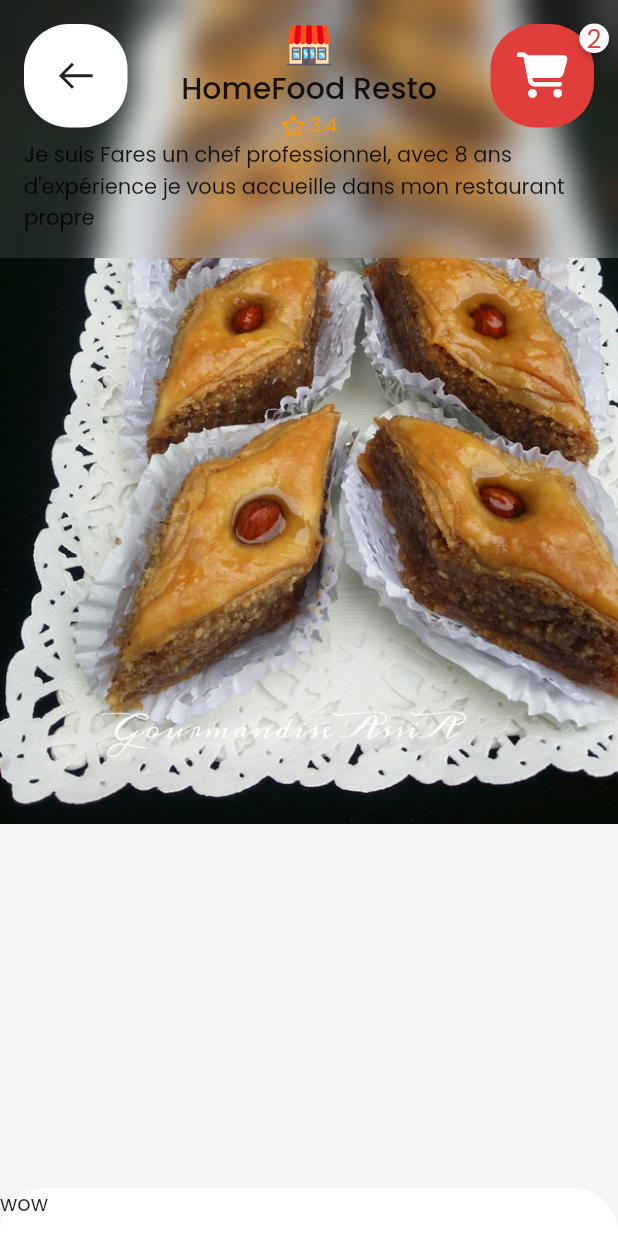
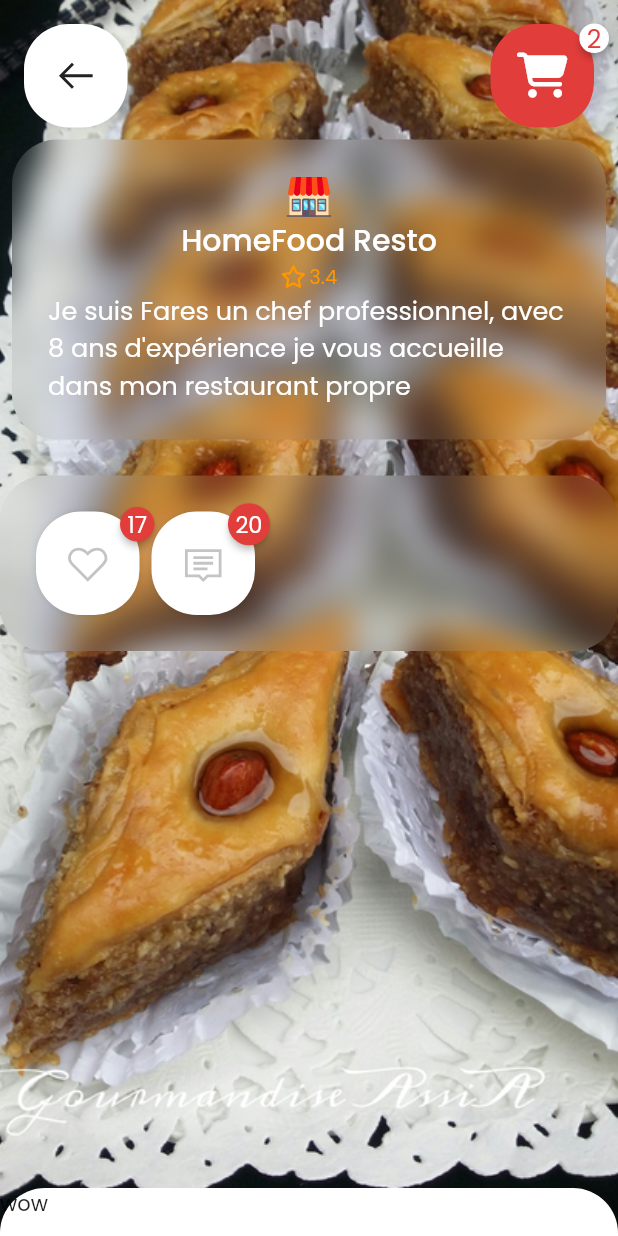
Before and after one commit to HoussemRabah/maclat, a Flutter app: the StoreScreen screen opened directly with sample values from the repository, on a phone screen of 412 x 824 dp. Run offline on Flutter 3.47's test engine with Material 2 defaults, Android fonts, the phone set to English and light mode, and no system bars; drawn by our look-alikes of badges; our stand-ins replace blur, card_swiper, dots_indicator, flutter_bloc, flutter_custom_clippers, flutter_svg and 5 more; missing offline and left inert: stepper_counter_swipe.

Commit message:
add store glass + improve archi

```diff
--- /dev/null
+++ b/lib/UI/Decoration/glasscontainer.dart
@@ -0,0 +1,30 @@
+import 'package:flutter/material.dart';
+import 'package:flutter_svg/svg.dart';
+import 'package:glass/glass.dart';
+
+import '../../Core/constants.dart';
+
+class GlassContainer extends StatefulWidget {
+  final Widget child;
+  const GlassContainer({Key? key, required this.child}) : super(key: key);
+
+  @override
+  State<GlassContainer> createState() => _GlassContainerState();
+}
+
+class _GlassContainerState extends State<GlassContainer> {
+  @override
+  Widget build(BuildContext context) {
+    return Container(
+            decoration: BoxDecoration(borderRadius: radius),
+            margin: EdgeInsets.all(16.0),
+            padding: EdgeInsets.all(8.0),
+            child: widget.child)
+        .asGlass(
+            blurX: 10,
+            blurY: 10,
+            clipBorderRadius: radius,
+            tintColor: greyColor,
+            tileMode: TileMode.mirror);
+  }
+}
--- a/lib/UI/Screens/store.dart
+++ b/lib/UI/Screens/store.dart
@@ -2,10 +2,11 @@ import 'package:flutter/material.dart';
 import 'package:flutter_custom_clippers/flutter_custom_clippers.dart';
 import 'package:flutter_svg/flutter_svg.dart';
 import 'package:glass/glass.dart';
-import 'package:glassmorphism/glassmorphism.dart';
 import 'package:mbh/Core/constants.dart';
+import 'package:mbh/UI/Decoration/glasscontainer.dart';
 import 'package:mbh/UI/Widgets/ess/appbar.dart';
 import 'package:mbh/UI/Widgets/label/ratelabel.dart';
+import 'package:mbh/UI/Widgets/react/reaction.dart';
 
 import '../../Logic/Modules/food.dart';
 
@@ -24,40 +25,51 @@ class _StoreScreenState extends State<StoreScreen> {
       child: Scaffold(
         backgroundColor: backColor,
         body: Stack(
+          alignment: Alignment.topCenter,
           children: [
             Container(
               width: MediaQuery.of(context).size.width,
               height: MediaQuery.of(context).size.height,
-              child: Stack(
-                children: [
-                  Image.asset(
+              child: Image.asset(
                 "assets/proto/exp4.png",
                 fit: BoxFit.cover,
               ),
+            ),
             Column(
               children: [
-                      Container(
-                        decoration: BoxDecoration(borderRadius: radius),
-                        margin: EdgeInsets.all(8.0),
-                        padding: EdgeInsets.all(8.0),
+                SizedBox(
+                  height: 69.0 + 8.0 + 8.0,
+                ),
+                Padding(
+                    padding: const EdgeInsets.all(8.0),
+                    child: GlassContainer(
                       child: Column(
                         children: [
                           SvgPicture.asset(widget.store.image),
                           Text(
                             widget.store.name,
-                              style: textStyleSouTitle,
+                            style:
+                                textStyleSouTitle.copyWith(color: Colors.white),
                           ),
                           RateLabel(rate: widget.store.rate),
                           Text(
                             widget.store.disc,
+                            style:
+                                textStyleSimple.copyWith(color: Colors.white),
                           ),
                         ],
                       ),
-                      ).asGlass()
+                    )),
+                SizedBox(
+                  height: 16.0,
+                ),
+                GlassContainer(
+                    child: Row(
+                  children: [
+                    ReactionButtons(),
                   ],
-                  )
+                ))
               ],
-              ),
             ),
             SingleChildScrollView(
               child: Column(
--- /dev/null
+++ b/lib/UI/Widgets/react/reaction.dart
@@ -0,0 +1,52 @@
+import 'package:badges/badges.dart';
+import 'package:flutter/material.dart';
+import 'package:line_icons/line_icons.dart';
+
+import '../../../Core/constants.dart';
+import '../../Decoration/covers.dart';
+
+class ReactionButtons extends StatefulWidget {
+  const ReactionButtons({Key? key}) : super(key: key);
+
+  @override
+  State<ReactionButtons> createState() => _ReactionButtonsState();
+}
+
+class _ReactionButtonsState extends State<ReactionButtons> {
+  @override
+  Widget build(BuildContext context) {
+    return Row(
+      children: [
+        Badge(
+          badgeColor: mainColor,
+          badgeContent: Text(
+            "17",
+            style: textStyleSouSimple.copyWith(color: inColor),
+          ),
+          child: Sqaure(
+              child: Icon(
+            LineIcons.heart,
+            color: greyColor,
+            size: 30.0,
+          )),
+        ),
+        SizedBox(
+          width: 8.0,
+        ),
+        Badge(
+          badgeColor: mainColor,
+          badgeContent: Text(
+            "20",
+            style: textStyleSouSimple.copyWith(color: inColor),
+          ),
+          child: Sqaure(
+              child: Icon(
+            LineIcons.comment,
+            color: greyColor,
+            size: 30.0,
+          )),
+        ),
+      ],
+    );
+  }
+}
```
Lines whose indentation alone changed are shown as unchanged.
